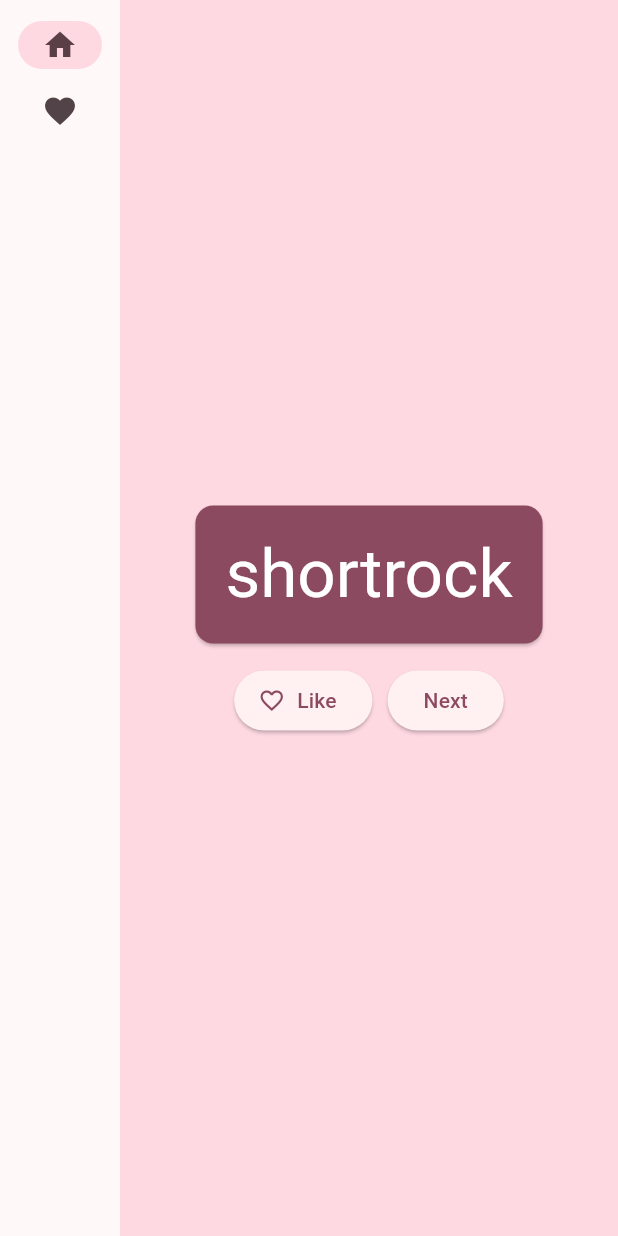
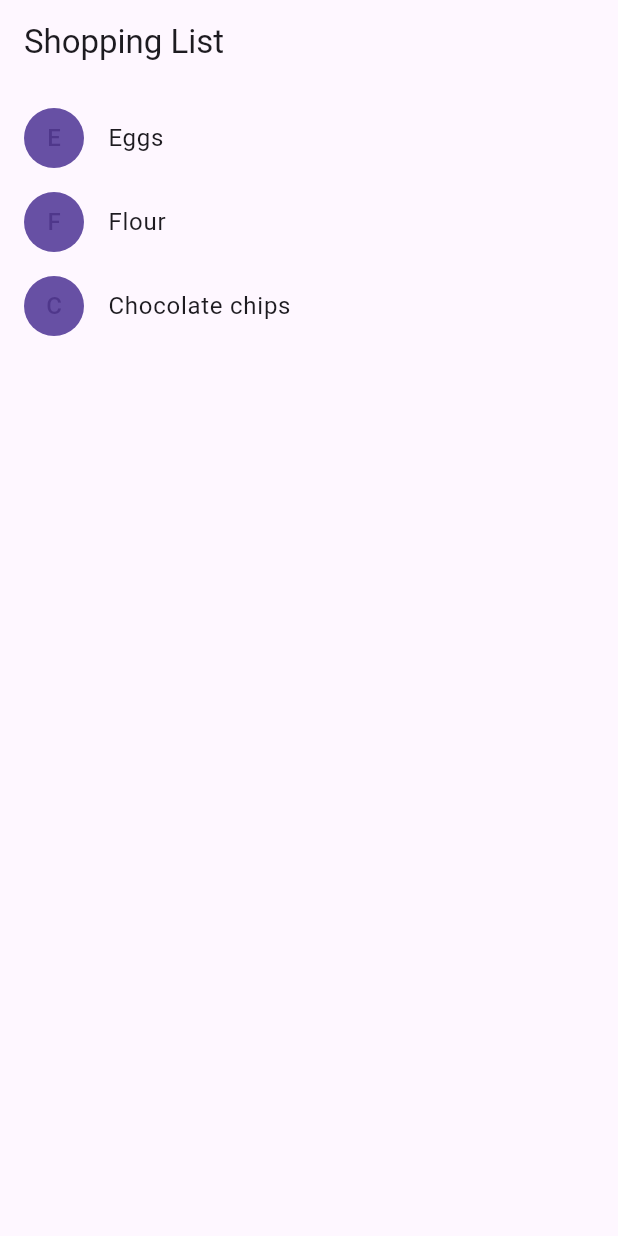
Before and after one commit to aizaysi/flutter_namer_app, a Flutter app: the screen it shows after launch, on a phone screen of 412 x 824 dp. Run offline on Flutter 3.47's test engine with Material 3 defaults, Android fonts, the phone set to English and light mode, and no system bars.

Commit message:
slightly changed main file

```diff
--- a/lib/main.dart
+++ b/lib/main.dart
@@ -1,214 +1,125 @@
-import 'package:english_words/english_words.dart';
 import 'package:flutter/material.dart';
-import 'package:provider/provider.dart';
 
-void main() {
-  runApp(MyApp());
+class Product {
+  const Product({required this.name});
+
+  final String name;
 }
 
-class MyApp extends StatelessWidget {
-  const MyApp({super.key});
+typedef CartChangedCallback = Function(Product product, bool inCart);
+
+class ShoppingListItem extends StatelessWidget {
+  ShoppingListItem({
+    required this.product,
+    required this.inCart,
+    required this.onCartChanged,
+  }) : super(key: ObjectKey(product));
+
+  final Product product;
+  final bool inCart;
+  final CartChangedCallback onCartChanged;
+
+  Color _getColor(BuildContext context) {
+    // The theme depends on the BuildContext because different
+    // parts of the tree can have different themes.
+    // The BuildContext indicates where the build is
+    // taking place and therefore which theme to use.
+
+    return inCart //
+        ? Colors.black54
+        : Theme.of(context).primaryColor;
+  }
+
+  TextStyle? _getTextStyle(BuildContext context) {
+    if (!inCart) return null;
+
+    return const TextStyle(
+      color: Colors.black54,
+      decoration: TextDecoration.lineThrough,
+    );
+  }
 
   @override
   Widget build(BuildContext context) {
-    return ChangeNotifierProvider(
-      create: (context) => MyAppState(),
-      child: MaterialApp(
-        title: 'Namer App',
-        theme: ThemeData(
-          useMaterial3: true,
-          colorScheme: ColorScheme.fromSeed(seedColor: Colors.black),
+    return ListTile(
+      onTap: () {
+        onCartChanged(product, inCart);
+      },
+      leading: CircleAvatar(
+        backgroundColor: _getColor(context),
+        child: Text(product.name[0]),
       ),
-        home: MyHomePage(),
+      title: Text(
+        product.name,
+        style: _getTextStyle(context),
       ),
     );
   }
 }
 
-class MyAppState extends ChangeNotifier {
-  var current = WordPair.random();
+class ShoppingList extends StatefulWidget {
+  const ShoppingList({required this.products, super.key});
 
-  void getNext() {
-    current = WordPair.random();
-    notifyListeners();
+  final List<Product> products;
+
+  // The framework calls createState the first time
+  // a widget appears at a given location in the tree.
+  // If the parent rebuilds and uses the same type of
+  // widget (with the same key), the framework re-uses
+  // the State object instead of creating a new State object.
+
+  @override
+  State<ShoppingList> createState() => _ShoppingListState();
 }
 
-  var favorites = <WordPair>[];
+class _ShoppingListState extends State<ShoppingList> {
+  final _shoppingCart = <Product>{};
 
-  void toggleFavorite(){
-    if (favorites.contains(current)) {
-      favorites.remove(current);
+  void _handleCartChanged(Product product, bool inCart) {
+    setState(() {
+      // When a user changes what's in the cart, you need
+      // to change _shoppingCart inside a setState call to
+      // trigger a rebuild.
+      // The framework then calls build, below,
+      // which updates the visual appearance of the app.
+
+      if (!inCart) {
+        _shoppingCart.add(product);
       } else {
-      favorites.add(current);
+        _shoppingCart.remove(product);
       }
-    notifyListeners();
+    });
   }
-}
-
-// ...
-
-class MyHomePage extends StatefulWidget {
-  @override
-  State<MyHomePage> createState() => _MyHomePageState();
-}
-
-class _MyHomePageState extends State<MyHomePage> {
-  var selectedIndex = 0;
 
   @override
   Widget build(BuildContext context) {
-    Widget page;
-    switch (selectedIndex) {
-      case 0:
-        page = GeneratorPage();
-        break;
-      case 1:
-        page = ShowFavorites();
-        break;
-      default:
-        throw UnimplementedError('no widget for $selectedIndex');
-    }
-
-    return LayoutBuilder(
-      builder: (context, constraints) {
     return Scaffold(
-          body: Row(
-            children: [
-              SafeArea(
-                child: NavigationRail(
-                  extended: constraints.maxWidth >= 600,
-                  destinations: [
-                    NavigationRailDestination(
-                      icon: Icon(Icons.home),
-                      label: Text('Home'),
+      appBar: AppBar(
+        title: const Text('Shopping List'),
       ),
-                    NavigationRailDestination(
-                      icon: Icon(Icons.favorite),
-                      label: Text('Favorites'),
-                    ),
-                  ],
-                  selectedIndex: selectedIndex,
-                  onDestinationSelected: (value) {
-                    setState(() {
-                      selectedIndex = value;
-                    });
-                  },
-                ),
-              ),
-              Expanded(
-                child: Container(
-                  color: Theme.of(context).colorScheme.primaryContainer,
-                  child: page,
-                ),
-              )
-            ],
-          )
+      body: ListView(
+        padding: const EdgeInsets.symmetric(vertical: 8),
+        children: widget.products.map((product) {
+          return ShoppingListItem(
+            product: product,
+            inCart: _shoppingCart.contains(product),
+            onCartChanged: _handleCartChanged,
           );
-      }
-    );
-  }
-}
-
-class ShowFavorites extends StatelessWidget {
-  @override
-  Widget build(BuildContext context) {
-    var appState = context.watch<MyAppState>();
-    var favorites = appState.favorites;
-
-    if (favorites.isEmpty) {
-      return Center(
-        child: Text('No favorites yet.'),
-      );
-    }
-
-    return Center(
-      child: ListView(
-        children: [
-          Padding(
-            padding: const EdgeInsets.all(20),
-            child: Text('You have ${favorites.length} favorites:'),
-          ),
-          for (var favor in favorites)
-            ListTile(
-              leading: Icon(Icons.favorite),
-              title: Text(favor.asLowerCase),
-            ),
-        ],
+        }).toList(),
       ),
     );
   }
 }
 
-class GeneratorPage extends StatelessWidget {
-  @override
-  Widget build(BuildContext context) {
-    var appState = context.watch<MyAppState>();
-    var pair = appState.current;
-
-    IconData icon;
-    if (appState.favorites.contains(pair)) {
-      icon = Icons.favorite;
-    } else {
-      icon = Icons.favorite_border;
-    }
-
-    return Center(
-      child: Column(
-        mainAxisAlignment: MainAxisAlignment.center,
-        children: [
-          BidCard(pair: pair),
-          SizedBox(height: 10),
-          Row(
-            mainAxisSize: MainAxisSize.min,
-            children: [
-              ElevatedButton.icon(
-                onPressed: () {
-                  appState.toggleFavorite();
-                },
-                icon: Icon(icon),
-                label: Text('Like'),
-              ),
-              SizedBox(width: 10),
-              ElevatedButton(
-                onPressed: () {
-                  appState.getNext();
-                },
-                child: Text('Next'),
-              ),
-            ],
-          )
+void main() {
+  runApp(const MaterialApp(
+    title: 'Shopping App',
+    home: ShoppingList(
+      products: [
+        Product(name: 'Eggs'),
+        Product(name: 'Flour'),
+        Product(name: 'Chocolate chips'),
       ],
     ),
-    );
+  ));
 }
-}
-class BidCard extends StatelessWidget {
-  const BidCard({
-    super.key,
-    required this.pair,
-  });
-
-  final WordPair pair;
-
-  @override
-  Widget build(BuildContext context) {
-    final theme = Theme.of(context);
-    final style = theme.textTheme.displayMedium!.copyWith(
-      color: theme.colorScheme.onPrimary,
-    );
-
-    return Card(
-      color: theme.colorScheme.primary,
-      child: Padding(
-        padding: const EdgeInsets.all(20),
-        child: Text(
-          pair.asLowerCase,
-          style: style,
-          semanticsLabel: "${pair.first} ${pair.second}",
-        ),
-      ),
-    );
-  }
-}
-
-// ...
```
Lines whose indentation alone changed are shown as unchanged.
